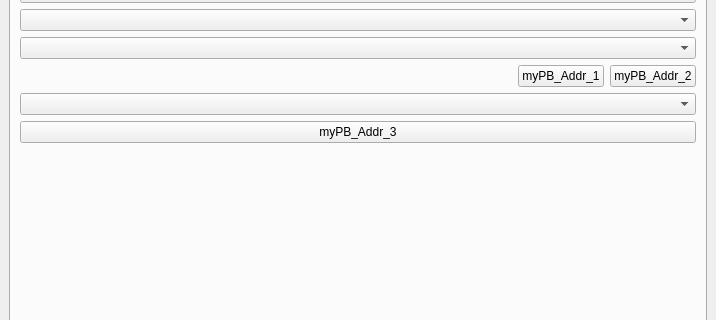
Old version of the form jpdata_dockwidget_base.ui in the repository babayoshihiko/jpdata; both pictures show x 0 to 716 and y 91 to 411 of the 716 by 660 pixel window.
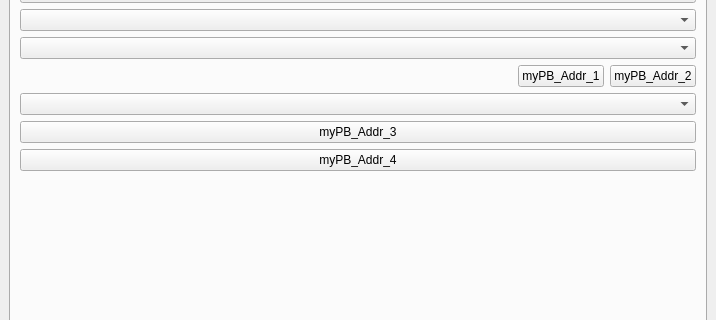
New version of the form.

Commit message: addr dl and search

The edit to the form file:
```diff
--- a/jpdata_dockwidget_base.ui
+++ b/jpdata_dockwidget_base.ui
@@ -329,6 +329,13 @@
             </property>
            </widget>
           </item>
+          <item>
+           <widget class="QPushButton" name="myPB_Addr_4">
+            <property name="text">
+             <string>myPB_Addr_4</string>
+            </property>
+           </widget>
+          </item>
          </layout>
         </item>
         <item row="1" column="0">
```
The commit also changes 7 other files.
